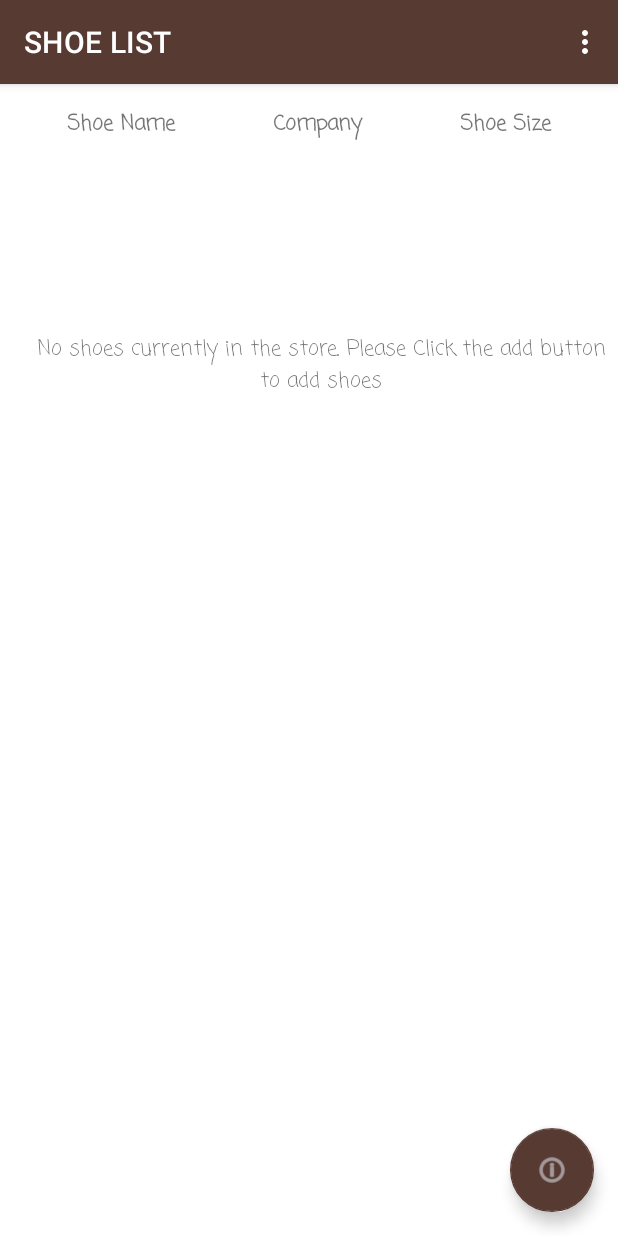
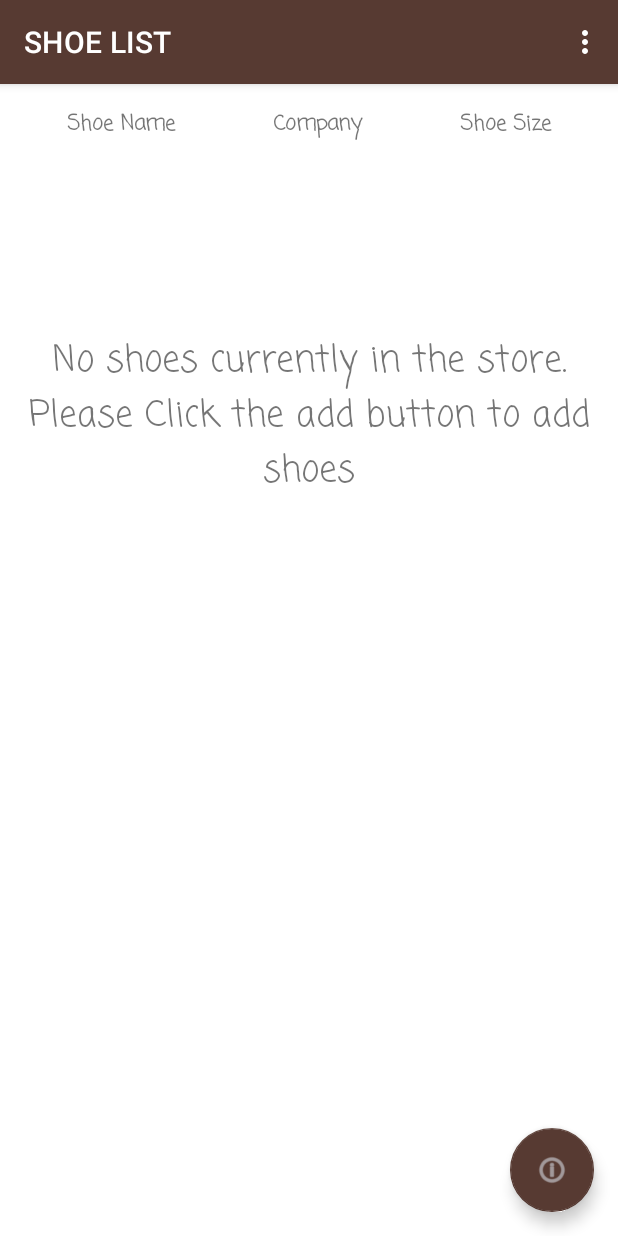
Before and after one commit to meaem/MarvellousShoeStore, an Android app: the ShoeListFragment screen opened through its navigation route, on a phone screen of 412 x 824 dp. Run offline under Robolectric (Android 15) with nearby library versions, the phone set to English and light mode, and no system bars; our stand-ins replace Timber, data binding, navigation-ui; 3 statements that could not run were skipped.

```diff
--- a/app/src/main/res/layout/fragment_shoe_list.xml
+++ b/app/src/main/res/layout/fragment_shoe_list.xml
@@ -93,9 +93,11 @@
                     android:layout_height="0dp"
                     android:layout_marginStart="16dp"
                     android:layout_marginTop="128dp"
+                    android:layout_marginEnd="16dp"
                     android:layout_weight="1"
                     android:gravity="center"
                     android:text="@string/no_shoes_currently_in_the_store"
+                    android:textSize="24sp"
                     android:visibility="@{viewModel.shoeList.isEmpty() ?  View.VISIBLE : View.GONE }" />
 
             </LinearLayout>
--- a/app/src/main/res/values/themes.xml
+++ b/app/src/main/res/values/themes.xml
@@ -12,7 +12,7 @@
         <!--        <item name="colorOnSecondary">@color/black</item>-->
         <item name="colorOnSecondary">@color/logo_gray</item>
         <!-- Status bar color. -->
-        <item name="android:statusBarColor" tools:targetApi="l">?attr/colorPrimaryVariant</item>
+        <item name="android:statusBarColor" tools:targetApi="l">?attr/colorSecondary</item>
         <!-- Customize your theme here. -->
         <item name="fontFamily">casual</item>
     </style>
```
Also changed, not shown: app/src/main/java/udacity/fwd/project1solution/ShoeListFragment.kt (+12 -7 lines).
